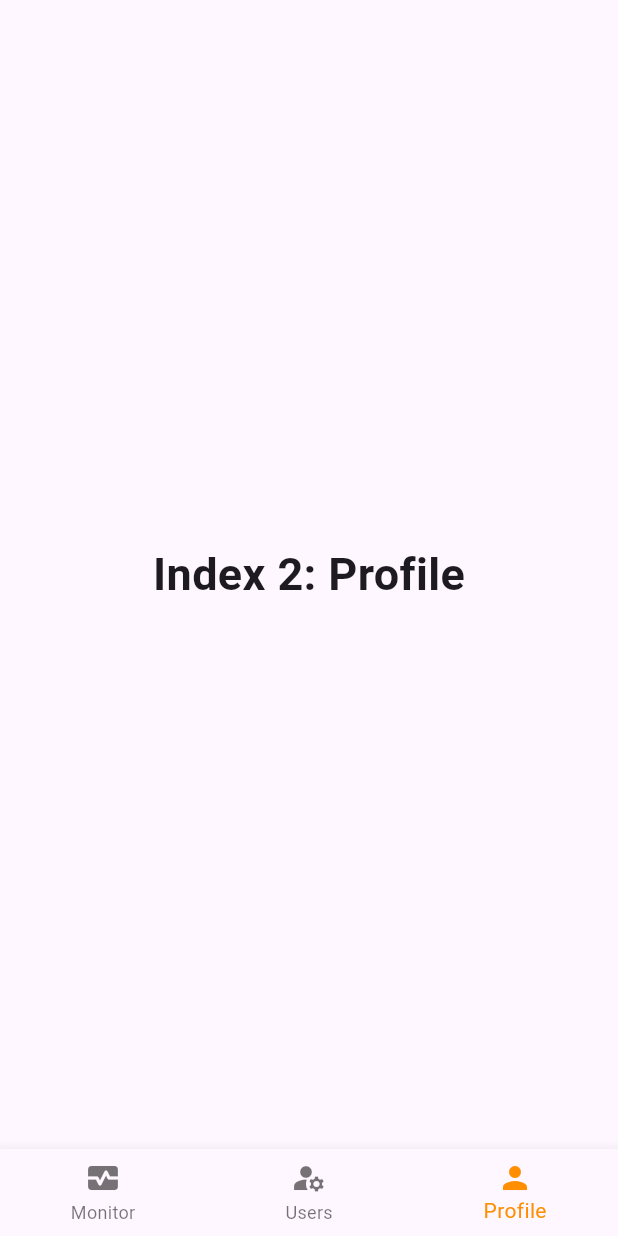
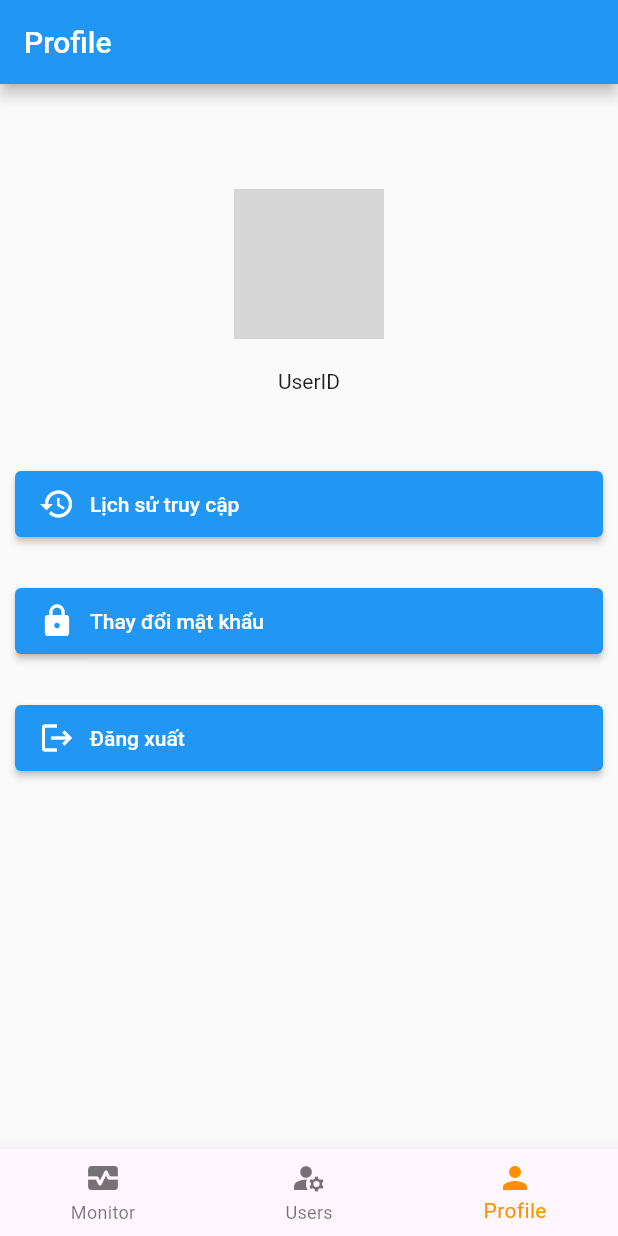
Before and after one commit to tran-the-lam/scada-project, a Flutter app: the screen it shows after launch, item 3 of the bottom bar chosen, on a phone screen of 412 x 824 dp. Run offline on Flutter 3.47's test engine with Material 2 defaults, Android fonts, the phone set to English and light mode, and no system bars; our stand-ins replace flutter_datetime_picker, fluttertoast; grey boxes are pictures that could not be loaded.

Commit message:
chore: update ui profile screen

```diff
--- a/application/mydemo/lib/main.dart
+++ b/application/mydemo/lib/main.dart
@@ -3,6 +3,7 @@ import 'package:mydemo/screen/login.dart';
 import 'package:mydemo/screen/monitor.dart';
 import 'package:mydemo/screen/accounts.dart';
 import 'package:mydemo/screen/home.dart';
+import 'package:mydemo/screen/history_login.dart';
 
 void main() {
   runApp(const MyApp());
@@ -21,11 +22,13 @@ class MyApp extends StatelessWidget {
         colorScheme: ColorScheme.fromSeed(seedColor: Colors.deepPurple),
         useMaterial3: true,
       ),
-      home: const ProfilePage(title: 'Profile'),
+      home: const HomePage(title: 'Home'),
       routes: {
         // '/monitor':(context) => const MonitorPage(title: 'Monitor'),
         // '/users':(context) => const AccountsPage(title: 'Accounts'),
-        '/home':(context) => const ProfilePage(title: 'Profile'),
+        '/home':(context) => const HomePage(title: 'Home'),
+        '/login':(context) => LoginPage(),
+        '/history_login': (context) => const HistoryLoginPage(title: 'History Login'),
       },
     );
   }
--- /dev/null
+++ b/application/mydemo/lib/screen/history_login.dart
@@ -0,0 +1,95 @@
+import 'package:flutter/material.dart';
+import 'package:fluttertoast/fluttertoast.dart';
+import 'package:intl/intl.dart';
+
+class HistoryLoginPage extends StatefulWidget {
+  const HistoryLoginPage({super.key, required this.title});
+  final String title;
+
+  @override
+  State<HistoryLoginPage> createState() => _HistoryList();
+}
+
+class _HistoryList extends State<HistoryLoginPage> {
+  final List<Map<String, dynamic>> items = [
+    {
+      'ip_address': '192.168.0.1',
+      'device': 'IPhone 12 Pro Max',
+      'created_at': '2023-10-10 10:10:10'
+    },
+    {
+      'ip_address': '192.168.1.1',
+      'device': 'Huawei P40 Pro',
+      'created_at': "2023-10-08 09:10:10"
+    },
+    {
+      'ip_address': '23.123.432.12',
+      'device': 'Samsung Galaxy S21',
+      'created_at': "2023-10-08 08:10:10"
+    },
+    {
+      'ip_address': '123.12.32.12',
+      'device': 'Macbook Air 2020',
+      'created_at': "2023-10-08 07:10:10"
+    },
+    {
+      'ip_address': '231.12.342.12',
+      'device': 'Macbook Pro 2020',
+      'created_at': "2023-10-08 06:10:10"
+    },
+    {
+      'ip_address': '231.341.12.32',
+      'device': 'BPhone 4',
+      'created_at': "2023-10-08 05:10:10"
+    },
+
+  ];
+
+  @override
+  Widget build(BuildContext context) {
+    const title = 'Lịch sử đăng nhập';
+
+    return MaterialApp(
+      title: title,
+      debugShowCheckedModeBanner: false,
+      home: Scaffold(
+        appBar: AppBar(
+          automaticallyImplyLeading: false,
+          title: const Text(title),
+          leading: IconButton(
+          icon: Icon(Icons.arrow_back),
+          onPressed: () {
+            Navigator.pop(context);
+          },
+        ),
+        ),
+        body: ListView.builder(
+          itemCount: items.length,
+          itemBuilder: (context, index) {
+            return Card(
+              child: Column(
+                children: [
+                  Container(
+                    padding: const EdgeInsets.all(8.0),
+                    alignment: Alignment.centerLeft,
+                    child: Text("Địa chỉ: " + items[index]['ip_address']),
+                  ),
+                  Container(
+                    padding: EdgeInsets.all(8.0),
+                    child: Text("Thiết bị: " + items[index]['device']),
+                    alignment: Alignment.centerLeft,
+                  ),
+                  Container(
+                    padding: EdgeInsets.all(8.0),
+                    child: Text("Thời gian: " + items[index]['created_at']),
+                    alignment: Alignment.centerLeft,
+                  ),
+                ],
+              ),
+            );
+          },
+        ),
+      ),
+    );
+  }
+}
--- a/application/mydemo/lib/screen/home.dart
+++ b/application/mydemo/lib/screen/home.dart
@@ -1,27 +1,25 @@
 import 'package:flutter/material.dart';
 import 'package:mydemo/screen/monitor.dart';
 import 'package:mydemo/screen/accounts.dart';
+import 'package:mydemo/screen/profile.dart';
 
-class ProfilePage extends StatefulWidget {
-  const ProfilePage({super.key, required this.title});
+class HomePage extends StatefulWidget {
+  const HomePage({super.key, required this.title});
   final String title;
 
   @override
-  State<ProfilePage> createState() => _BottomNavigationBarExampleState();
+  State<HomePage> createState() => _BottomNavigationBarExampleState();
 }
 
 class _BottomNavigationBarExampleState
-    extends State<ProfilePage> {
+    extends State<HomePage> {
   int _selectedIndex = 0;
   static const TextStyle optionStyle =
       TextStyle(fontSize: 30, fontWeight: FontWeight.bold);
   static const List<Widget> _widgetOptions = <Widget>[
     MonitorPage(title: "Monitor"),
     AccountPage(title: "Accounts"),
-    Text(
-      'Index 2: Profile',
-      style: optionStyle,
-    ),
+    ProfilePage(title: "Profile"),
   ];
 
   void _onItemTapped(int index) {
--- a/application/mydemo/lib/screen/monitor.dart
+++ b/application/mydemo/lib/screen/monitor.dart
@@ -2,10 +2,6 @@ import 'package:flutter/material.dart';
 import 'package:fluttertoast/fluttertoast.dart';
 import 'package:intl/intl.dart';
 import 'package:flutter_datetime_picker/flutter_datetime_picker.dart' as fdp;
-
-
-
-enum SensorType { temperature, humidity, pressure }
 
 class MonitorPage extends StatefulWidget {
   const MonitorPage({super.key, required this.title});
@@ -214,7 +210,6 @@ class _MonitorList extends State<MonitorPage> {
   Widget build(BuildContext context) {
     const title = 'Monitor';
     List<String> options = ['Nhiệt độ', 'Độ ẩm'];
-    String selectedOption = options[0];
 
 
     return MaterialApp(
--- /dev/null
+++ b/application/mydemo/lib/screen/profile.dart
@@ -0,0 +1,185 @@
+import 'package:flutter/material.dart';
+import 'package:fluttertoast/fluttertoast.dart';
+import 'package:intl/intl.dart';
+
+enum SensorType { temperature, humidity, pressure }
+
+class ProfilePage extends StatefulWidget {
+  const ProfilePage({super.key, required this.title});
+  final String title;
+
+  @override
+  State<ProfilePage> createState() => _ProfileBody();
+}
+
+class _ProfileBody extends State<ProfilePage> {
+
+  String newPwd = '';
+  String confirmPwd = '';
+  void showAddAcountPopup(BuildContext context) {
+    showDialog(
+      context: context,
+      builder: (BuildContext context) {
+        return StatefulBuilder(
+          builder: (context, setState) {
+            return AlertDialog(
+              title: Text('Thay đổi mật khẩu',
+                  style: TextStyle(fontWeight: FontWeight.bold),
+                  textAlign: TextAlign.center),
+              content: Column(
+                mainAxisSize: MainAxisSize.min,
+                children: [
+                  TextField(
+                    obscureText: true,
+                    onChanged: (value) {
+                      setState(() {
+                        newPwd = value;
+                      });
+                    },
+                    decoration: InputDecoration(hintText: 'Nhập mật khẩu mới'),
+                  ),
+                  SizedBox(height: 10, width: 10),
+                  TextField(
+                    obscureText: true,
+                    onChanged: (value) {
+                      setState(() {
+                        confirmPwd = value;
+                      });
+                    },
+                    decoration: InputDecoration(hintText: 'Xác nhận lại mật khẩu'),
+                  ),
+                  SizedBox(height: 10, width: 10),
+
+                ],
+              ),
+              actions: [
+                ElevatedButton(
+                  onPressed: () {
+
+                    if (confirmPwd != newPwd) {
+                      Fluttertoast.showToast(
+                          msg: "Mật khẩu không khớp",
+                          toastLength: Toast.LENGTH_LONG,
+                          gravity: ToastGravity.BOTTOM,
+                          timeInSecForIosWeb: 1,
+                          backgroundColor: Colors.redAccent,
+                          textColor: Colors.white,
+                          webPosition: "center",
+                          fontSize: 16.0);
+                    } else {
+                      //TODO call API to change password
+                      Fluttertoast.showToast(
+                          msg: "Đổi mật khẩu thành công",
+                          toastLength: Toast.LENGTH_SHORT,
+                          gravity: ToastGravity.BOTTOM,
+                          timeInSecForIosWeb: 1,
+                          backgroundColor: Colors.greenAccent,
+                          textColor: Colors.white,
+                          webPosition: "center",
+                          fontSize: 16.0);
+                          print('New password: $newPwd');
+                        Navigator.of(context).pop();
+                    }
+
+                  },
+                  child: Text('Đồng ý'),
+                ),
+                ElevatedButton(
+                  onPressed: () {
+                    // Đóng popup khi nhấn nút Hủy
+                    Navigator.of(context).pop();
+                  },
+                  child: Text('Hủy'),
+                ),
+              ],
+            );
+          },
+        );
+      },
+    );
+  }
+
+  @override
+  Widget build(BuildContext context) {
+    return MaterialApp(
+      title: 'Profile',
+      debugShowCheckedModeBanner: false,
+      home: Scaffold(
+        appBar: AppBar(
+          title: Text('Profile'),
+        ),
+        body: Center(
+          child: Column(
+            // mainAxisAlignment: MainAxisAlignment.center,
+            children: [
+              SizedBox(height: 70),
+              CircleAvatar(
+                radius: 50,
+                backgroundImage: const AssetImage('../assets/avatar.png'),
+              ),
+              SizedBox(height: 20),
+              Text("UserID"),
+              SizedBox(height: 40),
+              Container(
+                width: double.infinity,
+                padding: EdgeInsets.all(10),
+                child: ElevatedButton(
+                  onPressed: () {
+                    Navigator.pushNamed(context, "/history_login");
+                  },
+                  child: Row(
+                    children: [
+                      Padding(
+                      padding: const EdgeInsets.only(bottom: 10, top: 10, right: 10),
+                      child: Icon(Icons.history), // Biểu tượng
+                    ),
+                      Text('Lịch sử truy cập', textAlign: TextAlign.left),
+                    ],
+                  ),
+                ),
+              ),
+              SizedBox(height: 10),
+              Container(
+                width: double.infinity,
+                padding: EdgeInsets.all(10),
+                child: ElevatedButton(
+                  onPressed: () {
+                    showAddAcountPopup(context);
+                  },
+                  child: Row(
+                    children: [
+                      Padding(
+                      padding: const EdgeInsets.only(bottom: 10, top: 10, right: 10),
+                      child: Icon(Icons.lock), // Biểu tượng
+                    ),
+                      Text('Thay đổi mật khẩu', textAlign: TextAlign.left),
+                    ],
+                  ),
+                  ),
+                ),
+              SizedBox(height: 10),
+              Container(
+                width: double.infinity,
+                padding: EdgeInsets.all(10),
+                child: ElevatedButton(
+                  onPressed: () {
+                    Navigator.pushReplacementNamed(context, '/login');
+                  },
+                  child: Row(
+                    children: [
+                      Padding(
+                      padding: const EdgeInsets.only(bottom: 10, top: 10, right: 10),
+                      child: Icon(Icons.logout), // Biểu tượng
+                    ),
+                      Text('Đăng xuất', textAlign: TextAlign.left),
+                    ],
+                  ),
+                ),
+              ),
+            ],
+          ),
+        ),
+      ),
+    );
+  }
+}
```
Also changed, not shown: application/mydemo/lib/screen/accounts.dart (+37 -80 lines), application/mydemo/assets/avatar.png (added).
